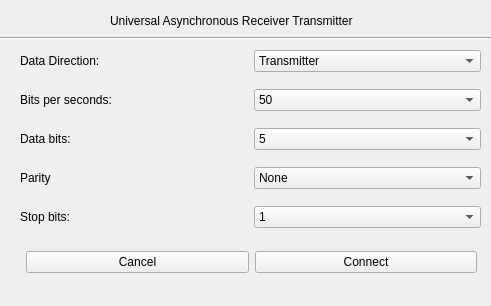
Qt form src/Interpreter/Visu/ConnectionUART.ui (asbr90/EmbSysTesting-Tool) before a commit.
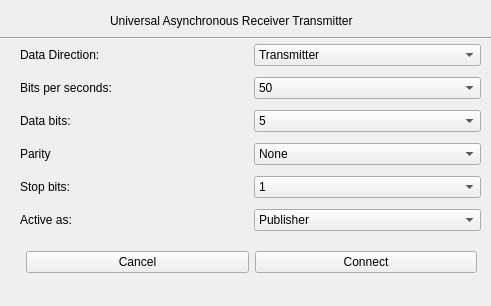
The same form after that commit.

```diff
--- a/src/Interpreter/Visu/ConnectionUART.ui
+++ b/src/Interpreter/Visu/ConnectionUART.ui
@@ -60,7 +60,7 @@
      <x>20</x>
      <y>39</y>
      <width>461</width>
-     <height>201</height>
+     <height>203</height>
     </rect>
    </property>
    <layout class="QGridLayout" name="gridLayout">
@@ -264,6 +264,27 @@
       </item>
      </widget>
     </item>
+    <item row="5" column="0">
+     <widget class="QLabel" name="label_7">
+      <property name="text">
+       <string>Active as:</string>
+      </property>
+     </widget>
+    </item>
+    <item row="5" column="1">
+     <widget class="QComboBox" name="ActiveAsCombobox">
+      <item>
+       <property name="text">
+        <string>Publisher</string>
+       </property>
+      </item>
+      <item>
+       <property name="text">
+        <string>Subscriber</string>
+       </property>
+      </item>
+     </widget>
+    </item>
    </layout>
   </widget>
   <widget class="QWidget" name="horizontalLayoutWidget">
```
